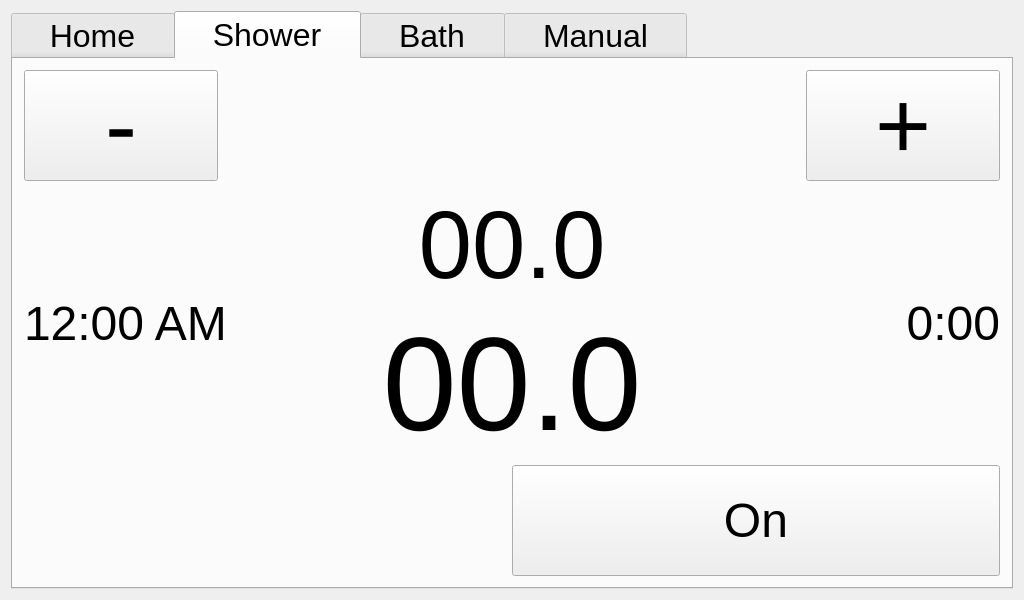
Above: mainwindow.ui from Maeyanie/showercap before the change. Below: the same form after it.
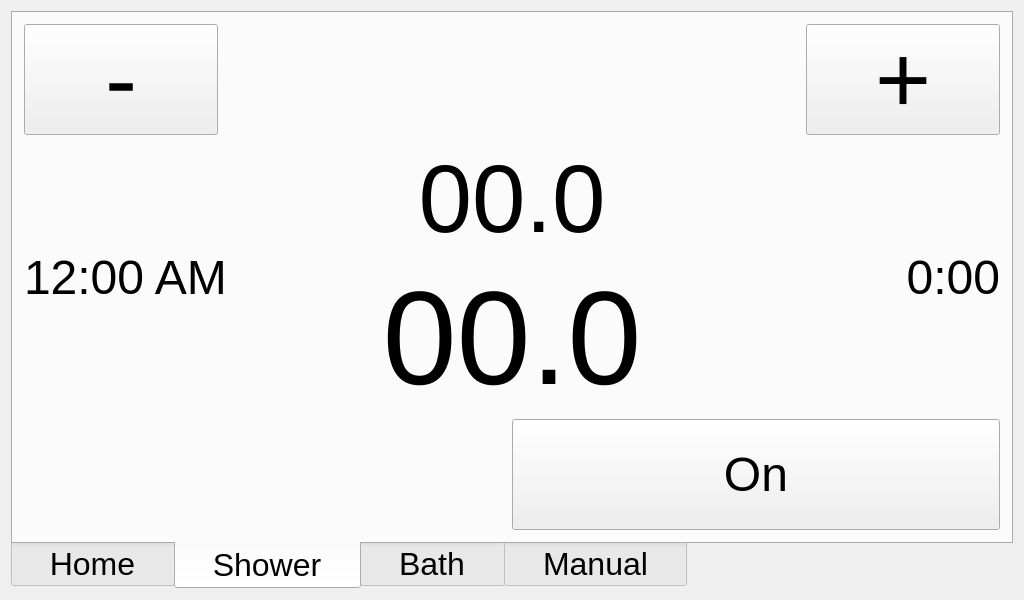
That is the form after the change.

Commit message: Relocate tabs to the bottom to make them easier to see.

```diff
--- a/mainwindow.ui
+++ b/mainwindow.ui
@@ -28,6 +28,9 @@
         <pointsize>24</pointsize>
        </font>
       </property>
+      <property name="tabPosition">
+       <enum>QTabWidget::South</enum>
+      </property>
       <property name="tabShape">
        <enum>QTabWidget::Rounded</enum>
       </property>
```
